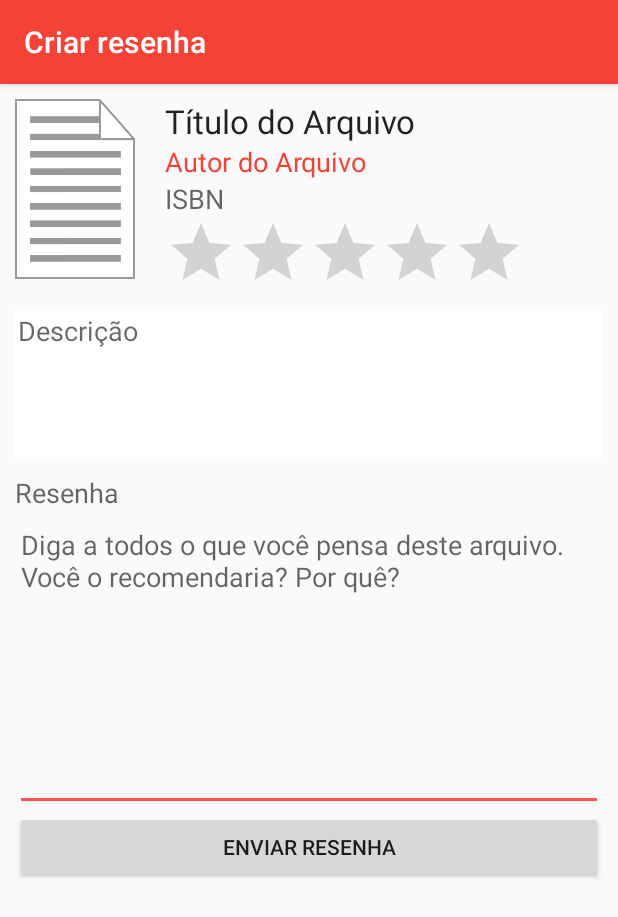
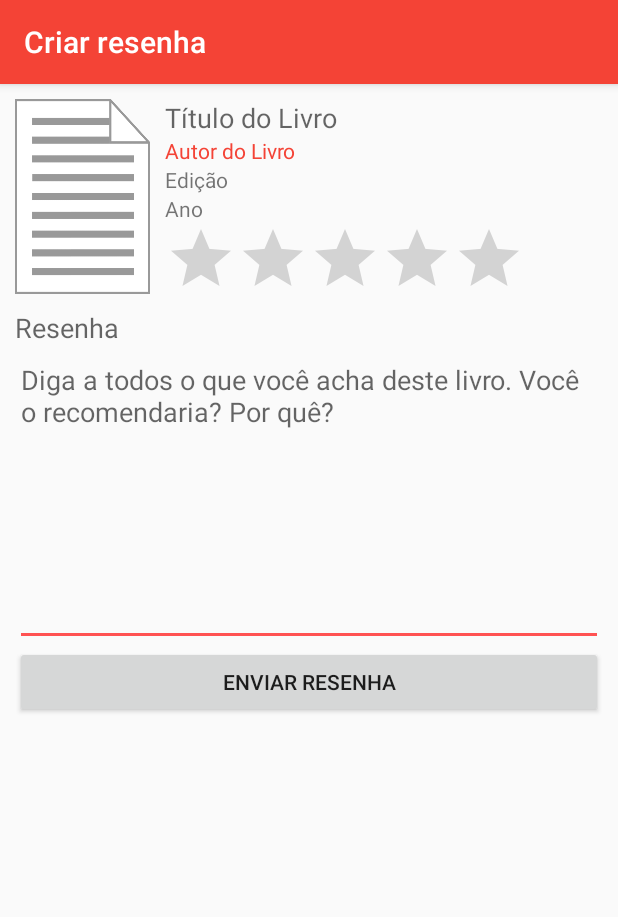
Before and after one commit to pablobedoya/CampusTeca, an Android app: the CreateReviewActivity screen opened directly, with no data from a screen before it, on a phone screen of 412 x 824 dp. Shown: the top 917 px of the screen. Run offline under Robolectric (Android 15) with nearby library versions, the phone set to English and light mode, and no system bars.

Commit message:
Integrating with service (now in cloud)

```diff
--- a/app/src/main/java/br/ufrn/imd/campusteca/CreateReviewActivity.java
+++ b/app/src/main/java/br/ufrn/imd/campusteca/CreateReviewActivity.java
@@ -1,16 +1,31 @@
 package br.ufrn.imd.campusteca;
 
-import android.content.Intent;
 import android.os.Bundle;
 import android.support.v7.app.AppCompatActivity;
 import android.support.v7.widget.Toolbar;
 import android.view.View;
 import android.widget.Button;
 import android.widget.EditText;
+import android.widget.RatingBar;
+import android.widget.TextView;
+
+import java.net.URLEncoder;
+import java.util.ArrayList;
+import java.util.List;
+import java.util.Map;
+
+import br.ufrn.imd.campusteca.api.ReviewRequest;
+import br.ufrn.imd.campusteca.model.Book;
 
 public class CreateReviewActivity extends AppCompatActivity {
 
-    private EditText reviewEditText;
+    private Book book = null;
+    private TextView bookCreateReviewTitleTextView;
+    private TextView authorCreateReviewBookTextView;
+    private TextView editionCreateReviewBookTextView;
+    private TextView yearCreateReviewTextView;
+    private RatingBar reviewRatingBar;
+    private EditText reviewDescriptionEditText;
     private Button sendReviewButton;
 
     @Override
@@ -20,18 +35,50 @@ public class CreateReviewActivity extends AppCompatActivity {
         Toolbar toolbar = (Toolbar) findViewById(R.id.toolbar);
         setSupportActionBar(toolbar);
 
-        reviewEditText = (EditText) findViewById(R.id.reviewEditText);
+        if (getIntent().hasExtra("EXTRA_BOOK")) {
+            book = (Book) getIntent().getSerializableExtra("EXTRA_BOOK");
+
+            bookCreateReviewTitleTextView = (TextView) findViewById(R.id.bookCreateReviewTitleTextView);
+            bookCreateReviewTitleTextView.setText(book.getTitle());
+
+            authorCreateReviewBookTextView = (TextView) findViewById(R.id.authorCreateReviewBookTextView);
+            authorCreateReviewBookTextView.setText(book.getAuthor());
+
+            editionCreateReviewBookTextView = (TextView) findViewById(R.id.editionCreateReviewBookTextView);
+            editionCreateReviewBookTextView.setText(book.getEdition());
+
+            yearCreateReviewTextView = (TextView) findViewById(R.id.yearCreateReviewTextView);
+            yearCreateReviewTextView.setText(book.getTitle());
+        }
+
+        reviewRatingBar = (RatingBar) findViewById(R.id.reviewRatingBar);
+
+        reviewDescriptionEditText = (EditText) findViewById(R.id.reviewDescriptionEditText);
 
         sendReviewButton = (Button) findViewById(R.id.sendReviewButton);
         sendReviewButton.setOnClickListener(new View.OnClickListener() {
             @Override
             public void onClick(View v) {
-                String review = reviewEditText.getText().toString();
-                Intent intent = new Intent(CreateReviewActivity.this, BookActivity.class);
-                intent.putExtra("EXTRA_REVIEW", review);
-                startActivity(intent);
+                int rating = reviewRatingBar.getNumStars();
+                String description = reviewDescriptionEditText.getText().toString();
+                sendReview(book.getRegistry(), 10, rating, description);
+
+                finish();
             }
         });
     }
 
+    private void sendReview(int idBook, int idUser, int rating, String description) {
+        try {
+            List<String> keys = new ArrayList<String>();
+            keys.add("status");
+
+            List<Map<String, String>> result = new ReviewRequest("/create/" + idBook + "/" + idUser + "/" + rating + "/" + URLEncoder.encode(description, "utf-8"), "GET", keys).execute().get();
+
+        } catch (Exception e) {
+            e.printStackTrace();
+        }
+    }
+
+
 }
--- a/app/src/main/java/br/ufrn/imd/campusteca/LoginActivity.java
+++ b/app/src/main/java/br/ufrn/imd/campusteca/LoginActivity.java
@@ -26,10 +26,13 @@ public class LoginActivity extends AppCompatActivity {
             @Override
             public void onClick(View v) {
                 Intent intent = new Intent(LoginActivity.this, MainActivity.class);
+                startActivity(intent);
+                /*
                 OAuthTokenRequest.getInstance().
                         getTokenCredential(LoginActivity.this,
                                 "http://apitestes.info.ufrn.br/authz-server","campusteca-id",
                                 "appcampusteca", intent);
+                */
             }
         });
     }
--- a/app/src/main/res/layout/content_create_review.xml
+++ b/app/src/main/res/layout/content_create_review.xml
@@ -22,8 +22,8 @@
 
             <ImageView
                 android:id="@+id/bookCreateReviewImageView"
-                android:layout_width="80dp"
-                android:layout_height="120dp"
+                android:layout_width="90dp"
+                android:layout_height="130dp"
                 android:layout_alignParentStart="true"
                 android:layout_alignParentTop="true"
                 android:scaleType="fitXY"
@@ -34,84 +34,71 @@
                 android:layout_width="wrap_content"
                 android:layout_height="wrap_content"
                 android:layout_alignTop="@+id/bookCreateReviewImageView"
-                android:layout_marginStart="20dp"
+                android:layout_marginStart="10dp"
                 android:layout_toEndOf="@+id/bookCreateReviewImageView"
-                android:text="Título do Arquivo"
-                android:textAppearance="?android:attr/textAppearanceLarge" />
+                android:text="Título do Livro"
+                android:textAppearance="?android:attr/textAppearanceMedium" />
 
             <TextView
-                android:id="@+id/authorCreateReviewArchiveTextView"
+                android:id="@+id/authorCreateReviewBookTextView"
                 android:layout_width="wrap_content"
                 android:layout_height="wrap_content"
                 android:layout_alignStart="@+id/bookCreateReviewTitleTextView"
                 android:layout_below="@+id/bookCreateReviewTitleTextView"
-                android:text="Autor do Arquivo"
-                android:textAppearance="?android:attr/textAppearanceMedium"
+                android:text="Autor do Livro"
                 android:textColor="@color/colorPrimary" />
 
             <TextView
-                android:id="@+id/isbnCreateReviewTextView"
+                android:id="@+id/editionCreateReviewBookTextView"
                 android:layout_width="wrap_content"
                 android:layout_height="wrap_content"
-                android:layout_alignStart="@+id/authorCreateReviewArchiveTextView"
-                android:layout_below="@+id/authorCreateReviewArchiveTextView"
-                android:text="ISBN"
-                android:textAppearance="?android:attr/textAppearanceMedium" />
+                android:layout_alignStart="@+id/authorCreateReviewBookTextView"
+                android:layout_below="@+id/authorCreateReviewBookTextView"
+                android:text="Edição" />
+
+            <TextView
+                android:id="@+id/yearCreateReviewTextView"
+                android:layout_width="wrap_content"
+                android:layout_height="wrap_content"
+                android:layout_alignStart="@+id/editionCreateReviewBookTextView"
+                android:layout_below="@+id/editionCreateReviewBookTextView"
+                android:text="Ano" />
 
             <RatingBar
-                android:id="@+id/bookCreateReviewRatingBar"
+                android:id="@+id/reviewRatingBar"
                 android:layout_width="wrap_content"
                 android:layout_height="wrap_content"
-                android:layout_alignStart="@+id/isbnCreateReviewTextView"
-                android:layout_below="@+id/isbnCreateReviewTextView" />
-
-            <LinearLayout
-                android:id="@+id/descriptionCreateReviewLinearLayout"
-                android:layout_width="match_parent"
-                android:layout_height="100dp"
-                android:layout_alignParentEnd="true"
-                android:layout_alignStart="@+id/bookCreateReviewImageView"
-                android:layout_below="@+id/bookCreateReviewImageView"
-                android:layout_marginTop="20dp"
-                android:background="@drawable/book_background"
-                android:orientation="vertical">
-
-                <TextView
-                    android:id="@+id/descriptionCreateReviewTextView"
-                    android:layout_width="wrap_content"
-                    android:layout_height="wrap_content"
-                    android:text="Descrição"
-                    android:textAppearance="?android:attr/textAppearanceMedium" />
-            </LinearLayout>
+                android:layout_alignStart="@+id/yearCreateReviewTextView"
+                android:layout_below="@+id/yearCreateReviewTextView" />
 
             <TextView
-                android:id="@+id/reviewTextView"
+                android:id="@+id/reviewLabelTextView"
                 android:layout_width="wrap_content"
                 android:layout_height="wrap_content"
-                android:layout_below="@+id/descriptionCreateReviewLinearLayout"
                 android:layout_marginTop="10dp"
                 android:text="Resenha"
-                android:textAppearance="?android:attr/textAppearanceMedium" />
+                android:textAppearance="?android:attr/textAppearanceMedium"
+                android:layout_below="@+id/bookCreateReviewImageView" />
 
             <EditText
-                android:id="@+id/reviewEditText"
+                android:id="@+id/reviewDescriptionEditText"
                 android:layout_width="wrap_content"
                 android:layout_height="200dp"
-                android:layout_alignEnd="@+id/descriptionCreateReviewLinearLayout"
                 android:layout_alignParentStart="true"
-                android:layout_below="@+id/reviewTextView"
+                android:layout_below="@+id/reviewLabelTextView"
                 android:ems="10"
                 android:gravity="top"
-                android:hint="Diga a todos o que você pensa deste arquivo. Você o recomendaria? Por quê?"
-                android:inputType="textMultiLine" />
+                android:hint="Diga a todos o que você acha deste livro. Você o recomendaria? Por quê?"
+                android:inputType="textMultiLine"
+                android:layout_alignParentEnd="true" />
 
             <Button
                 android:id="@+id/sendReviewButton"
                 android:layout_width="wrap_content"
                 android:layout_height="wrap_content"
-                android:layout_alignEnd="@+id/reviewEditText"
+                android:layout_alignEnd="@+id/reviewDescriptionEditText"
                 android:layout_alignParentStart="true"
-                android:layout_below="@+id/reviewEditText"
+                android:layout_below="@+id/reviewDescriptionEditText"
                 android:text="Enviar Resenha" />
 
         </RelativeLayout>
```
Also changed, not shown: app/src/main/java/br/ufrn/imd/campusteca/BookActivity.java (+26 -9 lines), app/src/main/java/br/ufrn/imd/campusteca/MainActivity.java (+13 -20 lines), app/src/main/java/br/ufrn/imd/campusteca/api/ReviewRequest.java (added, +107 -0 lines), app/src/main/java/br/ufrn/imd/campusteca/model/Book.java (+10 -8 lines), app/src/main/java/br/ufrn/imd/campusteca/model/Review.java (added, +55 -0 lines), app/src/main/res/layout/activity_login.xml (+26 -4 lines), app/src/main/res/layout/content_book.xml (+13 -27 lines).
